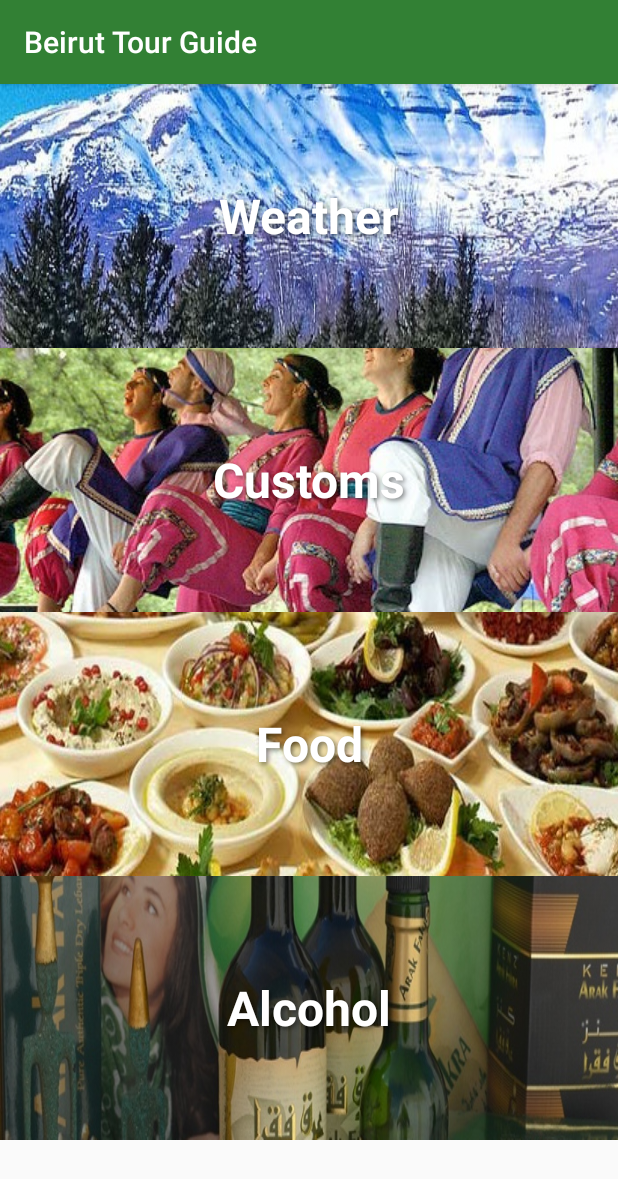
After one commit to voiceinthedark/BeirutTourGuide, an Android app: the OverviewActivity screen opened directly, with no data from a screen before it, on a phone screen of 412 x 824 dp. The commit adds this screen. Shown: the top 1179 px of the screen. Run offline under Robolectric (Android 15) with nearby library versions, the phone set to English and light mode, and no system bars.

Commit message:
Add overview activity; more visual polish

```diff
--- a/app/src/main/AndroidManifest.xml
+++ b/app/src/main/AndroidManifest.xml
@@ -28,6 +28,10 @@
         <activity android:name=".ItemDetailActivity">
 
         </activity>
+        <activity android:name=".OverviewActivity">
+
+        </activity>
+
     </application>
 
 </manifest>
--- a/app/src/main/java/com/example/porphiros/beiruttourguide/CategoryPagerAdapter.java
+++ b/app/src/main/java/com/example/porphiros/beiruttourguide/CategoryPagerAdapter.java
@@ -18,10 +18,12 @@ public class CategoryPagerAdapter extends FragmentStatePagerAdapter {
     public Fragment getItem(int i) {
         switch (i){
             case 0:
+                return new OverviewFragment();
+            case 1:
                 return new RestaurantFragment();
-            case 1:
+            case 2:
                 return new PublicPlacesFragment();
-            case 2:
+            case 3:
                 return new EventsFragment();
                 default:
                     return null;
@@ -31,7 +33,7 @@ public class CategoryPagerAdapter extends FragmentStatePagerAdapter {
     @Override
     public int getCount() {
         //Three categories: Restaurants, public places and events
-        return 3;
+        return 4;
     }
 
     @Nullable
@@ -39,10 +41,12 @@ public class CategoryPagerAdapter extends FragmentStatePagerAdapter {
     public CharSequence getPageTitle(int position) {
         switch (position){
             case 0:
+                return mContext.getString(R.string.overview);
+            case 1:
                 return mContext.getString(R.string.restaurants);
-            case 1:
+            case 2:
                 return mContext.getString(R.string.public_places);
-            case 2:
+            case 3:
                 return mContext.getString(R.string.events);
                 default:
                     return null;
--- /dev/null
+++ b/app/src/main/java/com/example/porphiros/beiruttourguide/OverviewActivity.java
@@ -0,0 +1,21 @@
+package com.example.porphiros.beiruttourguide;
+
+import android.os.Bundle;
+import android.support.annotation.Nullable;
+import android.support.v7.app.AppCompatActivity;
+
+public class OverviewActivity extends AppCompatActivity {
+
+    @Override
+    protected void onCreate(@Nullable Bundle savedInstanceState) {
+        super.onCreate(savedInstanceState);
+        setContentView(R.layout.activity_category);
+
+        getSupportFragmentManager().beginTransaction()
+                .replace(R.id.container, new OverviewFragment())
+                .commit();
+
+
+
+    }
+}
--- /dev/null
+++ b/app/src/main/java/com/example/porphiros/beiruttourguide/OverviewFragment.java
@@ -0,0 +1,29 @@
+package com.example.porphiros.beiruttourguide;
+
+
+import android.os.Bundle;
+import android.support.v4.app.Fragment;
+import android.view.LayoutInflater;
+import android.view.View;
+import android.view.ViewGroup;
+
+/**
+ * A simple {@link Fragment} subclass.
+ */
+public class OverviewFragment extends Fragment {
+
+
+    public OverviewFragment() {
+        // Required empty public constructor
+    }
+
+
+    @Override
+    public View onCreateView(LayoutInflater inflater, ViewGroup container,
+                             Bundle savedInstanceState) {
+        View view = inflater.inflate(R.layout.activity_overview, container, false);
+
+        return view;
+    }
+
+}
--- /dev/null
+++ b/app/src/main/res/layout/activity_overview.xml
@@ -0,0 +1,36 @@
+<?xml version="1.0" encoding="utf-8"?>
+<ScrollView xmlns:android="http://schemas.android.com/apk/res/android"
+    android:layout_width="match_parent"
+    android:layout_height="match_parent">
+
+    <LinearLayout xmlns:android="http://schemas.android.com/apk/res/android"
+        android:layout_width="match_parent"
+        android:layout_height="wrap_content"
+        android:orientation="vertical">
+
+        <TextView
+            android:id="@+id/overview_weather"
+            style="@style/overview_style"
+            android:text="@string/weather"
+            android:background="@drawable/weather_crop"/>
+
+        <TextView
+            android:id="@+id/overview_customs"
+            style="@style/overview_style"
+            android:text="@string/customs"
+            android:background="@drawable/customs_crop"/>
+
+        <TextView
+            android:id="@+id/overview_food"
+            style="@style/overview_style"
+            android:text="@string/food"
+            android:background="@drawable/mezza_crop"/>
+
+        <TextView
+            android:id="@+id/overview_alcohol"
+            style="@style/overview_style"
+            android:text="@string/alcohol"
+            android:background="@drawable/arak_crop"/>
+
+    </LinearLayout>
+</ScrollView>
--- a/app/src/main/res/values/colors.xml
+++ b/app/src/main/res/values/colors.xml
@@ -8,4 +8,10 @@
     <color name="color_public">#328034</color>
     <color name="color_event">#328034</color>
     <color name="category_background">#ede4b5</color>
+
+    <!-- Adding shadow to text in overview activity -->
+    <color name="light_font">#FBFBFB</color>
+    <color name="grey_font">#ff9e9e9e</color>
+    <color name="text_shadow">#7F000000</color>
+    <color name="text_shadow_white">#FFFFFF</color>
 </resources>
--- a/app/src/main/res/values/dimens.xml
+++ b/app/src/main/res/values/dimens.xml
@@ -3,4 +3,5 @@
     <dimen name="list_item_height">88dp</dimen>
     <dimen name="list_item_start_padding">16dp</dimen>
     <dimen name="list_item_layout_height">128dp</dimen>
+    <dimen name="list_item_overview">176dp</dimen>
 </resources>
--- a/app/src/main/res/values/strings.xml
+++ b/app/src/main/res/values/strings.xml
@@ -3,7 +3,12 @@
     <string name="restaurants">Restaurants</string>
     <string name="public_places">Public Places</string>
     <string name="events">Events</string>
+    <string name="overview">Overview</string>
+    <string name="weather">Weather</string>
+    <string name="customs">Customs</string>
+    <string name="alcohol">Alcohol</string>
+    <string name="food">Food</string>
 
-    <!-- TODO: Remove or change this placeholder text -->
-    <string name="hello_blank_fragment">Hello blank fragment</string>
+
+
 </resources>
--- a/app/src/main/res/values/styles.xml
+++ b/app/src/main/res/values/styles.xml
@@ -28,9 +28,20 @@
         <item name="android:layout_width">match_parent</item>
         <item name="android:layout_height">0dp</item>
         <item name="android:layout_weight">1</item>
-
         <item name="android:paddingStart">@dimen/list_item_start_padding</item>
         <item name="android:textColor">@android:color/white</item>
     </style>
+    <style name="overview_style">
+        <item name="android:layout_height">@dimen/list_item_overview</item>
+        <item name="android:layout_width">match_parent</item>
+        <item name="android:textSize">32sp</item>
+        <item name="android:gravity">center</item>
+        <item name="android:textStyle">bold</item>
+        <item name="android:textColor">@android:color/white</item>
+        <item name="android:shadowColor">@color/text_shadow</item>
+        <item name="android:shadowDx">2</item>
+        <item name="android:shadowDy">2</item>
+        <item name="android:shadowRadius">4</item>
+    </style>
 
 </resources>
```
Also changed, not shown: app/src/main/res/drawable-nodpi/arak_crop.jpg (added), app/src/main/res/drawable-nodpi/customs_crop.jpg (added), app/src/main/res/drawable-nodpi/mezza_crop.jpg (added), app/src/main/res/drawable-nodpi/weather_crop.jpg (added).
